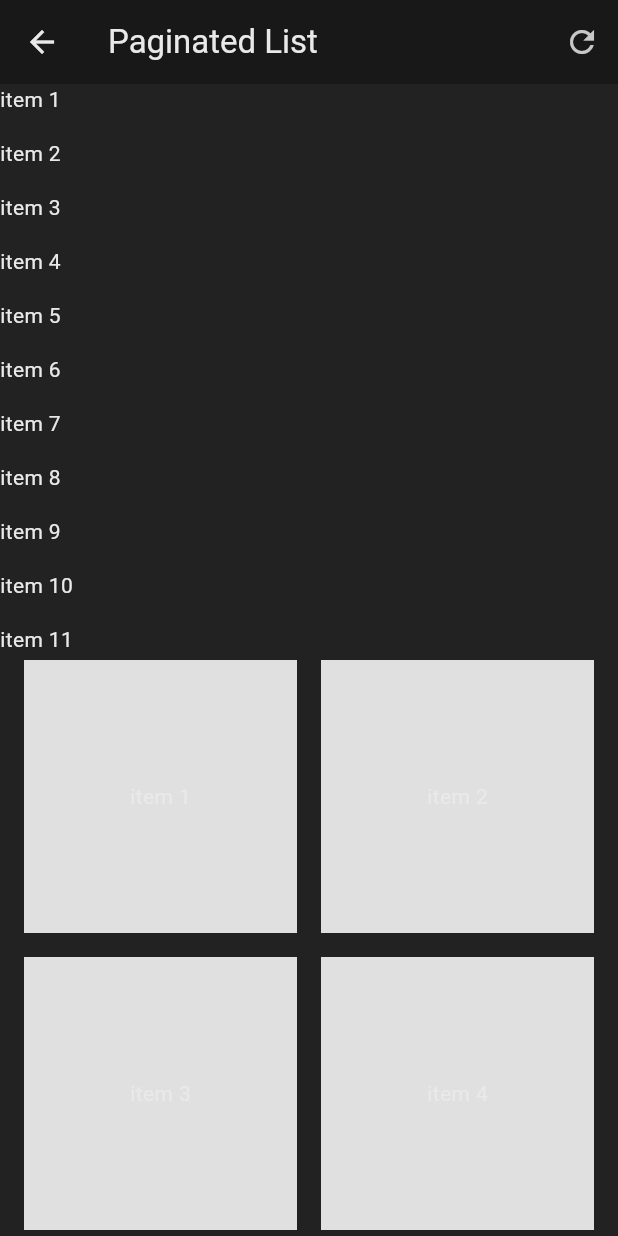
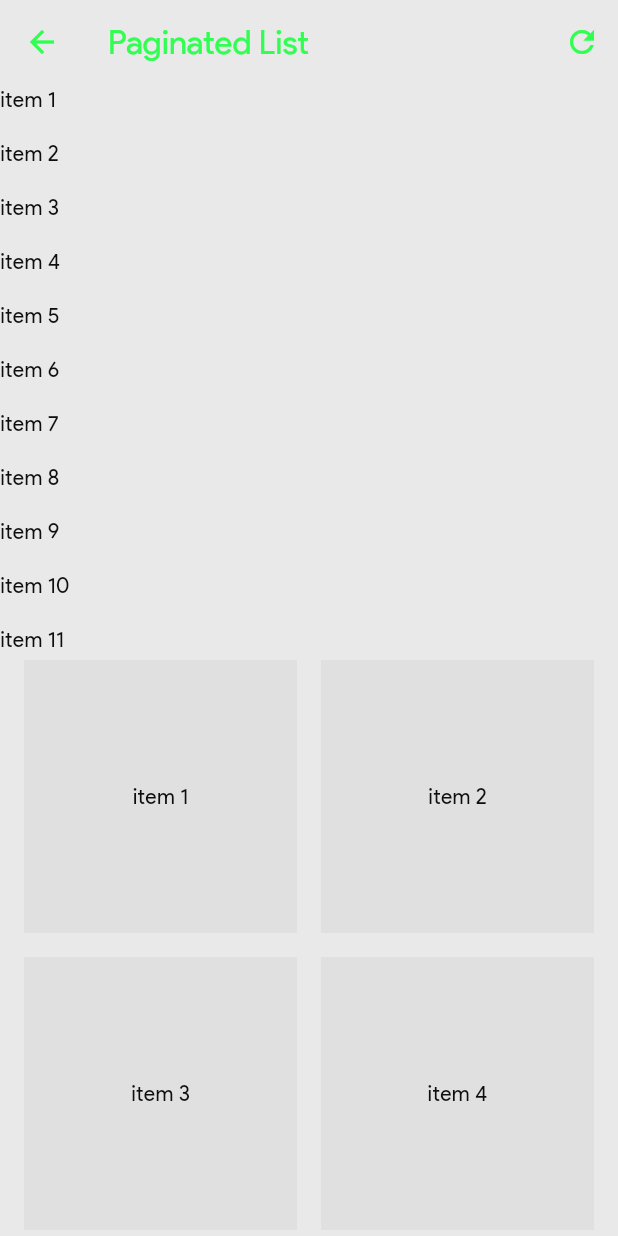
Before and after one commit to saleem72/drop_shopping_app, a Flutter app: the PaginatedListScreen screen opened directly, on a phone screen of 412 x 824 dp. Run offline on Flutter 3.47's test engine with Material 3 defaults, Android fonts, the phone set to English and light mode, and no system bars; our stand-ins replace cached_network_image, equatable, flutter_bloc, get_it, google_fonts, internet_connection_checker and 1 more; missing offline and left inert: beautiful_soup_dart, chaleno; network calls fail.

Commit message:
fixing styles

```diff
--- a/cspell.json
+++ b/cspell.json
@@ -10,6 +10,7 @@
     ],
     "ignorePaths": [
         "data_provider.dart",
-        "app_web_view.dart"
+        "app_web_view.dart",
+        "script_holder_provider.dart"
     ]
 }
--- a/lib/core/presentation/widgets/shopping_website_icon.dart
+++ b/lib/core/presentation/widgets/shopping_website_icon.dart
@@ -1,10 +1,10 @@
 //
 
 import 'package:drop_shopping_app/core/domain/models/shopping_website.dart';
-import 'package:drop_shopping_app/core/styles/sizes.dart';
 import 'package:drop_shopping_app/features/app_web_view/app_web_view.dart';
 import 'package:flutter/material.dart';
 import 'package:my_core/my_core.dart';
+import 'package:my_core/theming/styled.dart';
 
 import 'cached_image.dart';
 
@@ -26,12 +26,12 @@ class ShoppingWebsiteIcon extends StatelessWidget {
         width: size,
         decoration: BoxDecoration(
           color: context.colorScheme.background,
-          borderRadius: BorderRadius.circular(RadiusSizes.small),
+          borderRadius: StyledBorderRadius.small,
         ),
         padding: const EdgeInsets.all(8),
         child: Center(
           child: ClipRRect(
-            borderRadius: BorderRadius.circular(8),
+            borderRadius: StyledBorderRadius.small,
             child: CachedImage(title: website.name, url: website.image),
           ),
         ),
--- a/lib/core/presentation/widgets/shopping_websites_section.dart
+++ b/lib/core/presentation/widgets/shopping_websites_section.dart
@@ -1,8 +1,8 @@
 //
 
 import 'package:drop_shopping_app/core/domain/models/shopping_website.dart';
-import 'package:drop_shopping_app/core/styles/sizes.dart';
-import 'package:drop_shopping_app/core/styles/styled.dart';
+import 'package:my_core/theming/sizes.dart';
+import 'package:my_core/theming/styled.dart';
 import 'package:flutter/material.dart';
 import 'package:my_core/my_core.dart';
 
--- a/lib/core/styles/colors.dart
+++ b/lib/core/styles/colors.dart
@@ -1,6 +1,6 @@
 import 'package:flutter/material.dart';
 
-class DropShoppingColors {
+class OriginColors {
   static const Color lightSeedColor = Color(0xFF098E1F);
   static const Color lightPrimary = Color(0xFF098E1F);
   static const Color lightSecondary = Color(0xFFADADAD);
--- a/lib/core/styles/themes.dart
+++ b/lib/core/styles/themes.dart
@@ -1,20 +1,20 @@
 //
 
-import 'package:drop_shopping_app/core/styles/colors.dart';
-import 'package:drop_shopping_app/core/styles/font_styles.dart';
-import 'package:drop_shopping_app/core/styles/styles.dart';
+import 'package:my_core/theming/pallet.dart';
+import 'package:my_core/theming/styles.dart';
 import 'package:flutter/material.dart';
 import 'package:my_core/theming/color_scheme_provider.dart';
 
 class DropShoppingTheme {
+  static const String fontFamily = 'Product Sans';
   static ThemeData dark = ThemeData(
-    fontFamily: FontStyles.fontFamily,
+    fontFamily: fontFamily,
     // canvasColor: Colors.transparent,
-    scaffoldBackgroundColor: DropShoppingColors.darkScaffoldBackground,
+    scaffoldBackgroundColor: Pallet.neutral.shade800,
     colorScheme: ColorSchemeProvider.darkFromCorePalette,
     textTheme: DarkStyles.textTheme,
     progressIndicatorTheme: DarkStyles.progressIndicatorTheme,
-    elevatedButtonTheme: DarkStyles.elevatedButtonTheme,
+    elevatedButtonTheme: DarkStyles.elevatedButtonTheme(fontFamily),
     drawerTheme: DarkStyles.drawerTheme,
     iconTheme: DarkStyles.iconTheme,
     snackBarTheme: DarkStyles.snackBarTheme,
@@ -23,12 +23,12 @@ class DropShoppingTheme {
   );
 
   static ThemeData light = ThemeData(
-    fontFamily: FontStyles.fontFamily,
+    fontFamily: fontFamily,
     // canvasColor: Colors.green,
-    scaffoldBackgroundColor: DropShoppingColors.lightScaffoldBackground,
+    scaffoldBackgroundColor: Pallet.neutral.shade50,
     colorScheme: ColorSchemeProvider.lightFromCorePalette,
     progressIndicatorTheme: LightStyles.progressIndicatorTheme,
-    elevatedButtonTheme: LightStyles.elevatedButtonTheme,
+    elevatedButtonTheme: LightStyles.elevatedButtonTheme(fontFamily),
     textTheme: LightStyles.textTheme,
     drawerTheme: LightStyles.drawerTheme,
     iconTheme: LightStyles.iconTheme,
--- a/lib/features/home_screen/home_screen.dart
+++ b/lib/features/home_screen/home_screen.dart
@@ -3,7 +3,6 @@
 import 'package:drop_shopping_app/core/data/helpers/data_provider.dart';
 import 'package:drop_shopping_app/core/domain/models/shopping_website.dart';
 import 'package:drop_shopping_app/core/presentation/widgets/shopping_websites_section.dart';
-import 'package:drop_shopping_app/core/styles/styled.dart';
 import 'package:flutter/material.dart';
 import 'package:my_core/my_core.dart';
 import 'package:my_core/theming/pallet.dart';
--- a/lib/main.dart
+++ b/lib/main.dart
@@ -1,9 +1,9 @@
 //
 
-import 'package:drop_shopping_app/core/styles/themes.dart';
 import 'package:drop_shopping_app/dependency_injection.dart' as di;
 import 'package:drop_shopping_app/features/bottom_bar_screen/bottom_bar_screen.dart';
 import 'package:flutter/material.dart';
+import 'package:my_core/my_core.dart';
 
 void main() async {
   WidgetsFlutterBinding.ensureInitialized();
@@ -19,8 +19,8 @@ class MyApp extends StatelessWidget {
   Widget build(BuildContext context) {
     return MaterialApp(
       title: 'Flutter Demo',
-      theme: DropShoppingTheme.dark,
-      darkTheme: DropShoppingTheme.dark,
+      theme: ThemeProvider.lightTheme('Product Sans'),
+      darkTheme: ThemeProvider.darkTheme('Product Sans'),
       themeMode: ThemeMode.light,
       home: const BottomBarScreen(),
     );
--- a/packages/my_core/lib/theming/color_scheme_provider.dart
+++ b/packages/my_core/lib/theming/color_scheme_provider.dart
@@ -67,7 +67,7 @@ class ColorSchemeProvider {
     errorContainer: Pallet.error.shade300,
     onErrorContainer: Pallet.error.shade800,
 
-    background: Pallet.secondary.shade50,
+    background: Colors.white,
     onBackground: Pallet.neutral.shade900,
     surface: Colors.white,
     onSurface: Pallet.neutral.shade900,
--- a/lib/core/styles/font_styles.dart
+++ b/packages/my_core/lib/theming/font_styles.dart
@@ -8,7 +8,7 @@ import 'sizes.dart';
 class FontStyles {
   FontStyles._internal();
 
-  static const String fontFamily = 'Product Sans';
+  // static const String fontFamily = 'Product Sans';
 
   static const TextStyle headlineLarge = TextStyle(fontSize: FontSizes.large);
 
@@ -18,9 +18,9 @@ class FontStyles {
 
   static const TextStyle labelMedium = TextStyle(fontSize: FontSizes.small);
 
-  static const TextStyle elevatedButtonTextStyle = TextStyle(
-    color: Colors.black,
-    fontWeight: FontWeight.bold,
-    fontFamily: fontFamily,
-  );
+  static TextStyle elevatedButtonTextStyle(String fontFamily) => TextStyle(
+        color: Colors.black,
+        fontWeight: FontWeight.bold,
+        fontFamily: fontFamily,
+      );
 }
--- a/lib/core/styles/styled.dart
+++ b/packages/my_core/lib/theming/styled.dart
@@ -1,4 +1,4 @@
-import 'package:drop_shopping_app/core/styles/sizes.dart';
+import 'package:my_core/theming/sizes.dart';
 import 'package:flutter/material.dart';
 
 class StylesEdgeInsets {
--- a/lib/core/styles/styles.dart
+++ b/packages/my_core/lib/theming/styles.dart
@@ -1,7 +1,6 @@
 //
 
-import 'package:drop_shopping_app/core/styles/colors.dart';
-import 'package:drop_shopping_app/core/styles/styled.dart';
+import 'package:my_core/theming/styled.dart';
 import 'package:flutter/material.dart';
 import 'package:my_core/theming/pallet.dart';
 
@@ -13,26 +12,26 @@ class DarkStyles {
 
   static final colorScheme = ColorScheme.fromSeed(
     brightness: Brightness.dark,
-    seedColor: DropShoppingColors.darkSeedColor,
-    primary: DropShoppingColors.darkPrimary,
-    secondary: DropShoppingColors.darkSecondary,
-    tertiary: DropShoppingColors.darkTertiary,
-    background: DropShoppingColors.darkBackground,
-    surface: DropShoppingColors.darkSurface,
+    seedColor: Pallet.primary.shade800,
+    primary: Pallet.primary.shade800,
+    secondary: Pallet.secondary,
+    tertiary: Pallet.tertiary,
+    background: Pallet.neutral.shade800,
   );
 
-  static const ProgressIndicatorThemeData progressIndicatorTheme =
+  static final ProgressIndicatorThemeData progressIndicatorTheme =
       ProgressIndicatorThemeData(
-    color: DropShoppingColors.darkPrimary,
+    color: Pallet.primary.shade800,
   );
 
-  static ElevatedButtonThemeData elevatedButtonTheme = ElevatedButtonThemeData(
+  static ElevatedButtonThemeData elevatedButtonTheme(String fontFamily) =>
+      ElevatedButtonThemeData(
         style: ElevatedButton.styleFrom(
           shape: const StadiumBorder(),
           elevation: 0,
           shadowColor: Colors.transparent,
           foregroundColor: Colors.black,
-      textStyle: FontStyles.elevatedButtonTextStyle.copyWith(
+          textStyle: FontStyles.elevatedButtonTextStyle(fontFamily).copyWith(
             fontWeight: FontWeight.bold,
             fontSize: FontSizes.small,
             fontFamily: 'Product Sans',
@@ -52,17 +51,17 @@ class DarkStyles {
       )
       .apply(
         displayColor: Pallet.primary.shade500,
-        bodyColor: colorScheme.secondary,
+        bodyColor: Pallet.secondary.shade300,
       );
 
-  static DrawerThemeData drawerTheme = const DrawerThemeData(
-    backgroundColor: DropShoppingColors.darkSeedColor,
+  static final DrawerThemeData drawerTheme = DrawerThemeData(
+    backgroundColor: Pallet.primary.shade800,
     surfaceTintColor: Colors.black,
   );
 
-  static IconThemeData iconTheme = const IconThemeData(
+  static final IconThemeData iconTheme = IconThemeData(
     size: IconSizes.medium,
-    color: DropShoppingColors.darkSecondary,
+    color: Pallet.primary.shade800,
   );
 
   static SnackBarThemeData snackBarTheme = SnackBarThemeData(
@@ -72,7 +71,7 @@ class DarkStyles {
         topRight: Radius.circular(RadiusSizes.medium),
       ),
     ),
-    backgroundColor: DropShoppingColors.darkPrimary,
+    backgroundColor: Pallet.primary.shade800,
     actionTextColor: Colors.black,
     closeIconColor: Colors.black,
     insetPadding: const EdgeInsets.all(PaddingSizes.xSmall),
@@ -90,6 +89,11 @@ class DarkStyles {
     color: Pallet.secondary,
     shadowColor: Colors.white24,
   );
+
+  static final appBarTheme = AppBarTheme(
+    backgroundColor: Colors.transparent,
+    foregroundColor: Pallet.primary.shade800,
+  );
 }
 
 class LightStyles {
@@ -97,11 +101,11 @@ class LightStyles {
 
   static ColorScheme colorScheme = ColorScheme.fromSeed(
     brightness: Brightness.light,
-    seedColor: DropShoppingColors.lightSeedColor,
-    primary: DropShoppingColors.lightPrimary,
-    secondary: DropShoppingColors.lightSecondary,
-    tertiary: DropShoppingColors.lightTertiary,
-    background: DropShoppingColors.lightBackground,
+    seedColor: Pallet.primary.shade500,
+    primary: Pallet.primary.shade500,
+    secondary: Pallet.secondary,
+    tertiary: Pallet.tertiary,
+    background: Pallet.neutral.shade50,
   );
 
   static TextTheme textTheme = TextTheme(
@@ -113,22 +117,28 @@ class LightStyles {
       color: Colors.black,
     ),
   ).apply(
-    displayColor: DropShoppingColors.lightPrimary,
+    displayColor: Pallet.primary.shade800,
+    bodyColor: Pallet.secondary.shade700,
   );
 
-  static const ProgressIndicatorThemeData progressIndicatorTheme =
-      ProgressIndicatorThemeData(
-    color: DropShoppingColors.lightPrimary,
+  static final appBarTheme = AppBarTheme(
+    backgroundColor: Colors.transparent,
+    foregroundColor: Pallet.primary.shade500,
   );
 
-  static final elevatedButtonTheme = ElevatedButtonThemeData(
+  static final ProgressIndicatorThemeData progressIndicatorTheme =
+      ProgressIndicatorThemeData(
+    color: Pallet.primary.shade500,
+  );
+
+  static elevatedButtonTheme(String fontFamily) => ElevatedButtonThemeData(
         style: ElevatedButton.styleFrom(
           shape: const StadiumBorder(),
           elevation: 0,
           foregroundColor: Colors.white,
           padding: StylesEdgeInsets.mediumSymmetricHorizontal,
           shadowColor: Colors.transparent,
-      textStyle: FontStyles.elevatedButtonTextStyle.copyWith(
+          textStyle: FontStyles.elevatedButtonTextStyle(fontFamily).copyWith(
             fontWeight: FontWeight.bold,
             fontSize: FontSizes.small,
             fontFamily: 'Product Sans',
@@ -137,13 +147,13 @@ class LightStyles {
       );
 
   static const drawerTheme = DrawerThemeData(
-    backgroundColor: DropShoppingColors.lightSeedColor,
+    backgroundColor: Pallet.secondary,
     surfaceTintColor: Colors.white,
   );
 
   static const iconTheme = IconThemeData(
     size: IconSizes.medium,
-    color: DropShoppingColors.darkSecondary,
+    color: Pallet.secondary,
   );
 
   static final snackBarTheme = SnackBarThemeData(
@@ -152,7 +162,7 @@ class LightStyles {
       topLeft: Radius.circular(RadiusSizes.medium),
       topRight: Radius.circular(RadiusSizes.medium),
     )),
-    backgroundColor: DropShoppingColors.lightPrimary,
+    backgroundColor: Pallet.primary.shade300,
     actionTextColor: Colors.white,
     closeIconColor: Colors.white,
     insetPadding: const EdgeInsets.all(PaddingSizes.xSmall),
--- a/pubspec.yaml
+++ b/pubspec.yaml
@@ -93,7 +93,7 @@ flutter:
   # list giving the asset and other descriptors for the font. For
   # example:
   fonts:
-    - family: Schyler
+    - family: Product Sans
       fonts:
         - asset: assets/fonts/Product Sans Bold.ttf
         - asset: assets/fonts/Product Sans Italic.ttf
```
Also changed, not shown: packages/my_core/lib/theming/theme_provider.dart (+16 -51 lines), packages/my_core/lib/theming/sizes.dart (renamed from lib/core/styles/sizes.dart). Lines whose indentation alone changed are shown as unchanged.
